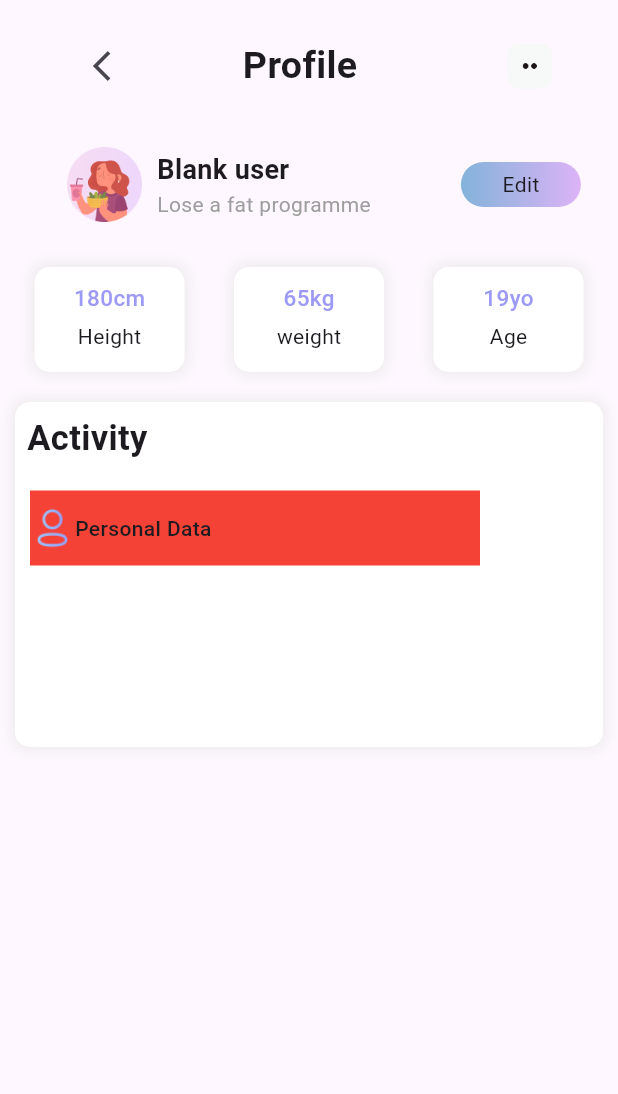
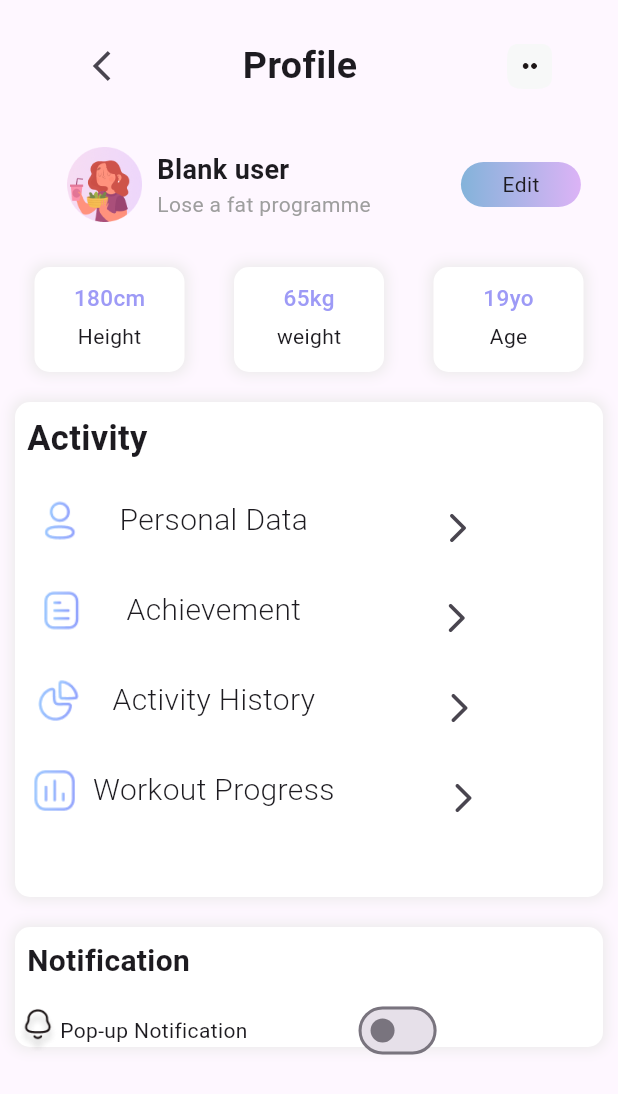
Before and after one commit to Unique-chiemerie/fitnext, a Flutter app: the activityb screen opened directly, on a phone screen of 412 x 824 dp. Shown: the top 1094 px of the screen. Run offline on Flutter 3.47's test engine with Material 2 defaults, Android fonts, the phone set to English and light mode, and no system bars; Roboto replaces fonts that are missing (raleway).

Commit message:
added switch for notifications

```diff
--- a/lib/customwidgets/customcard.dart
+++ b/lib/customwidgets/customcard.dart
@@ -7,7 +7,7 @@ class CarD extends StatelessWidget {
   @override
   Widget build(BuildContext context) {
     return Container(
-      height: 230,
+      height: 330,
       width: 300,
       margin: const EdgeInsets.all(10),
       decoration: BoxDecoration(
--- /dev/null
+++ b/lib/customwidgets/listile.dart
@@ -0,0 +1,50 @@
+import 'package:flutter/material.dart';
+
+class lista extends StatelessWidget {
+  lista({required this.imagepath, required this.topname});
+
+  final String imagepath;
+  final String topname;
+
+  @override
+  Widget build(BuildContext context) {
+    return Container(
+      height: 40,
+      width: 300,
+      margin: const EdgeInsets.all(10),
+      child: Row(
+        mainAxisAlignment: MainAxisAlignment.spaceAround,
+        children: [
+          SizedBox(
+            height: 30,
+            width: 30,
+            child: Image.asset(imagepath),
+          ),
+          const SizedBox(
+            width: 5,
+          ),
+          Text(
+            topname,
+            style: const TextStyle(
+                fontFamily: 'raleway',
+                fontWeight: FontWeight.w300,
+                fontSize: 20),
+          ),
+          const SizedBox(
+            width: 60,
+          ),
+          SizedBox(
+            height: 30,
+            width: 30,
+            child: IconButton(
+              onPressed: () {},
+              icon: const Icon(
+                Icons.arrow_forward_ios_rounded,
+              ),
+            ),
+          ),
+        ],
+      ),
+    );
+  }
+}
--- /dev/null
+++ b/lib/customwidgets/switch.dart
@@ -0,0 +1,24 @@
+import 'package:flutter/material.dart';
+
+bool isSwitchvalue = false;
+
+class switcher extends StatefulWidget {
+  const switcher({super.key});
+
+  @override
+  State<switcher> createState() => _switcherState();
+}
+
+class _switcherState extends State<switcher> {
+  @override
+  Widget build(BuildContext context) {
+    return Switch(
+        activeTrackColor: Colors.purple,
+        value: isSwitchvalue,
+        onChanged: (nevalue) {
+          setState(() {
+            isSwitchvalue = nevalue;
+          });
+        });
+  }
+}
--- a/lib/dashboard/activityboard.dart
+++ b/lib/dashboard/activityboard.dart
@@ -1,6 +1,8 @@
 import 'package:flutter/material.dart';
 import 'package:workout_ui/customwidgets/customcard.dart';
 import 'package:workout_ui/customwidgets/glowbutton.dart';
+import 'package:workout_ui/customwidgets/listile.dart';
+import 'package:workout_ui/customwidgets/switch.dart';
 
 class activityb extends StatelessWidget {
   const activityb({super.key});
@@ -230,28 +232,52 @@ class activityb extends StatelessWidget {
                     style: TextStyle(fontSize: 23, fontWeight: FontWeight.bold),
                   ),
                 ),
-              Container(
-                height: 50,
+
+                ///this is the tile of icons
+                lista(imagepath: 'ui/pp.png', topname: 'Personal Data'),
+                lista(imagepath: 'ui/aa.png', topname: 'Achievement'),
+                lista(imagepath: 'ui/acc.png', topname: 'Activity History'),
+                lista(imagepath: 'ui/graff.png', topname: 'Workout Progress'),
+              ],
+            ),
+          ),
+
+          ///Another card to show the notifications switch thingy
+          ///built in a different (slider file and imported here)
+          SizedBox(
+            height: 100,
             width: 300,
-                color: Colors.red,
-                margin: const EdgeInsets.all(10),
-                child: Row(
+            child: CarD(
+                child: Column(
+              crossAxisAlignment: CrossAxisAlignment.start,
+              children: [
+                const Padding(
+                  padding: EdgeInsets.all(8.0),
+                  child: Text(
+                    'Notification',
+                    style: TextStyle(
+                      fontSize: 20,
+                      fontWeight: FontWeight.bold,
+                    ),
+                  ),
+                ),
+                Row(
                   children: [
                     SizedBox(
                       height: 30,
                       width: 30,
-                      child: Image.asset('ui/pp.png'),
+                      child: Image.asset('ui/bellicon.png'),
                     ),
-                    const Text(
-                      'Personal Data',
-                      style: TextStyle(
-                          fontFamily: 'raleway', fontWeight: FontWeight.w500),
+                    const Text('Pop-up Notification'),
+                    const SizedBox(
+                      width: 70,
+                    ),
+                    switcher(),
+                  ],
                 ),
               ],
+            )),
           ),
-              ),
-            ],
-          ))
         ],
       ),
     );
--- a/pubspec.yaml
+++ b/pubspec.yaml
@@ -124,6 +124,10 @@ flutter:
     - ui/activi.png
     - ui/sippin.png
     - ui/pp.png
+    - ui/aa.png
+    - ui/graff.png
+    - ui/acc.png
+
 
   # An image asset can refer to one or more resolution-specific "variants", see
   # https://flutter.dev/assets-and-images/#resolution-aware
```
Also changed, not shown: ui/aa.png (added), ui/acc.png (added), ui/graff.png (added). Lines whose indentation alone changed are shown as unchanged.
